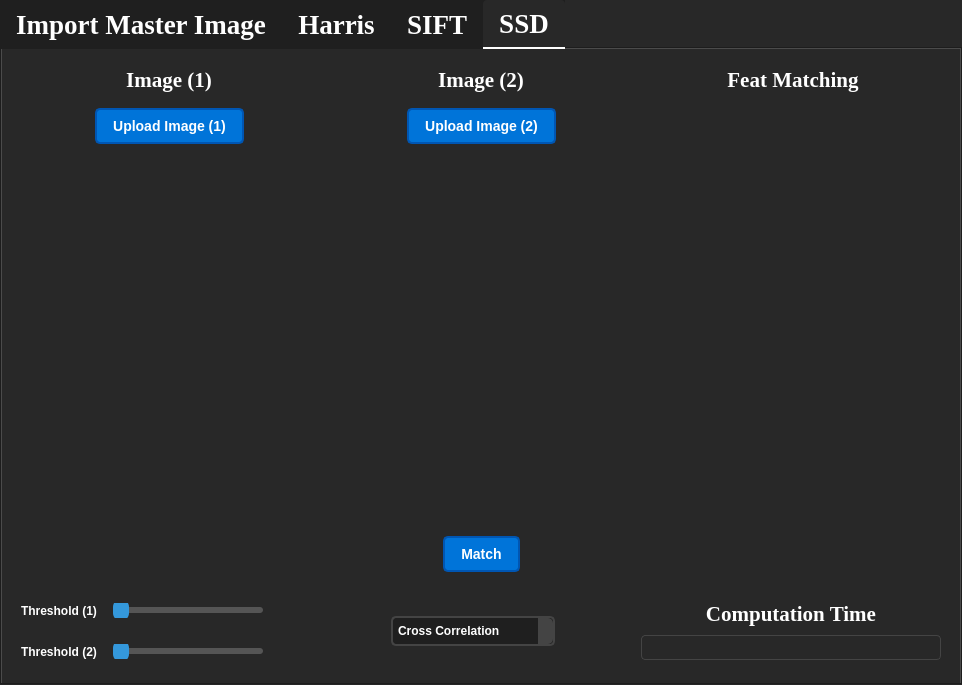
This is MainWindow.ui in fadymohsen/VisionWithHarrisSIFT as Qt 5 draws it before an edit. The edited form follows.
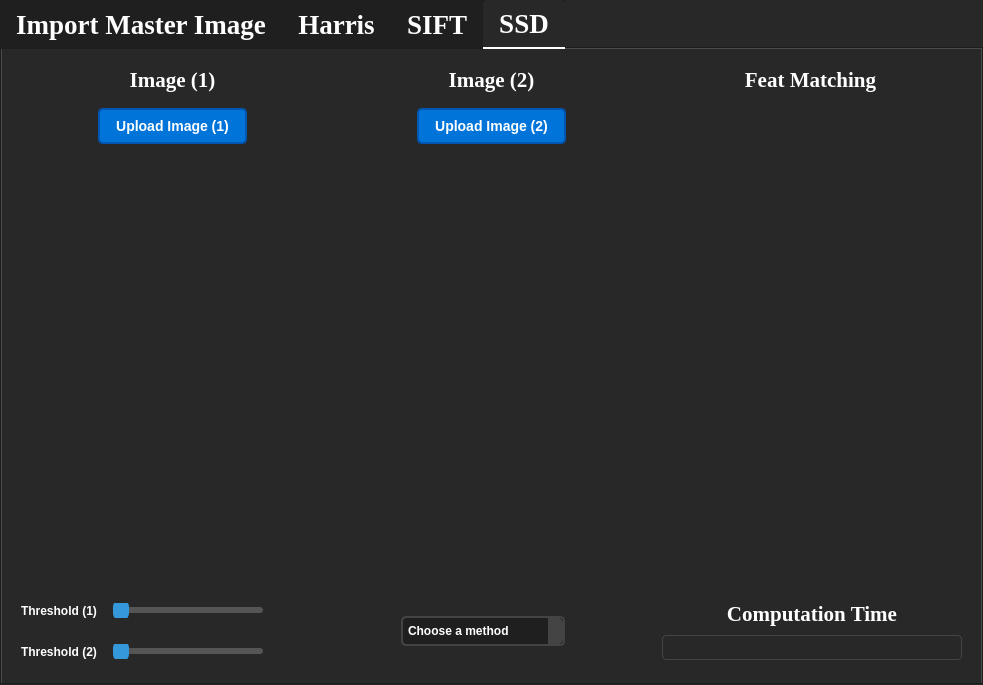
This is the edited form. The open tabs and pages were chosen to show the change. Custom widgets are drawn as their Qt base class.

Commit message: updated Template Matching

```diff
--- a/MainWindow.ui
+++ b/MainWindow.ui
@@ -6,7 +6,7 @@
    <rect>
     <x>0</x>
     <y>0</y>
-    <width>962</width>
+    <width>983</width>
     <height>685</height>
    </rect>
   </property>
@@ -2130,13 +2130,6 @@
               </property>
              </spacer>
             </item>
-            <item>
-             <widget class="QPushButton" name="matching_image_btn">
-              <property name="text">
-               <string>Match</string>
-              </property>
-             </widget>
-            </item>
             <item>
              <spacer name="horizontalSpacer_29">
               <property name="orientation">
@@ -2418,6 +2411,11 @@
                   <verstretch>0</verstretch>
                  </sizepolicy>
                 </property>
+                <item>
+                 <property name="text">
+                  <string>Choose a method</string>
+                 </property>
+                </item>
                 <item>
                  <property name="text">
                   <string>Cross Correlation</string>
@@ -2521,6 +2519,9 @@
                   <height>25</height>
                  </size>
                 </property>
+                <property name="styleSheet">
+                 <string notr="true">font: 12pt &quot;Segoe UI&quot;;</string>
+                </property>
                 <property name="readOnly">
                  <bool>true</bool>
                 </property>
```
Left out of the diff: 4 changed lines with no effect on the pictures. The commit also changes 11 other files.
